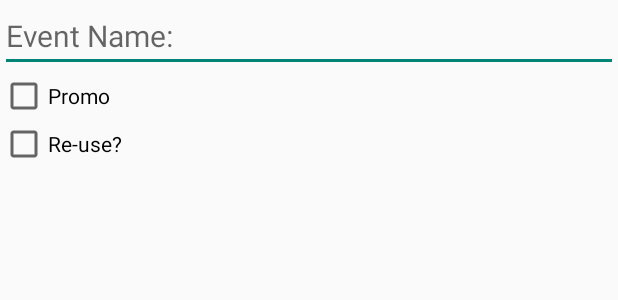
After one commit to CMPUT301W24T21/ScanNPlan, an Android app: the layout fragment_add_event.xml on its own in the app's theme, with its tools: preview values and no code run, on a phone screen of 412 x 824 dp. The commit adds this screen. Shown: the top 300 px of the screen. Run offline under Robolectric (Android 15) with nearby library versions, the phone set to English and light mode, and no system bars.

Commit message:
Made an interface for adding an event

```diff
--- /dev/null
+++ b/app/src/main/res/layout/fragment_add_event.xml
@@ -0,0 +1,26 @@
+<?xml version="1.0" encoding="utf-8"?>
+<LinearLayout xmlns:android="http://schemas.android.com/apk/res/android"
+    android:layout_width="match_parent"
+    android:layout_height="match_parent"
+    android:orientation="vertical">
+
+    <EditText
+        android:id="@+id/editTextEventText"
+        android:layout_width="match_parent"
+        android:layout_height="wrap_content"
+        android:inputType="text"
+        android:hint="@string/event_name"
+        android:textSize="20sp" />
+    <CheckBox
+        android:id="@+id/checkBoxPromoEvent"
+        android:layout_width="wrap_content"
+        android:layout_height="wrap_content"
+        android:text="Promo" />
+    <CheckBox
+        android:id="@+id/checkBoxReuse"
+        android:layout_width="wrap_content"
+        android:layout_height="wrap_content"
+        android:text="Re-use?" />
+
+
+</LinearLayout>
--- a/app/src/main/res/values/strings.xml
+++ b/app/src/main/res/values/strings.xml
@@ -1,3 +1,7 @@
 <resources>
     <string name="app_name">Project_3</string>
+    <!-- TODO: Remove or change this placeholder text -->
+    <string name="hello_blank_fragment">Hello blank fragment</string>
+    <string name="add_an_event">add an event</string>
+    <string name="event_name">Event Name: </string>
 </resources>
```
Also changed, not shown: app/src/main/java/com/example/project_3/AddEventDialogListener.java (added, +7 -0 lines), app/src/main/java/com/example/project_3/AddEventFragment.java (added, +113 -0 lines), app/src/main/java/com/example/project_3/Event.java (added, +32 -0 lines), app/src/main/java/com/example/project_3/EventArrayAdapter.java (added, +44 -0 lines), app/src/main/java/com/example/project_3/MainActivity.java (+68 -1 lines), app/src/main/res/layout/activity_main.xml (+17 -8 lines), app/src/main/res/layout/content.xml (added, +17 -0 lines).
